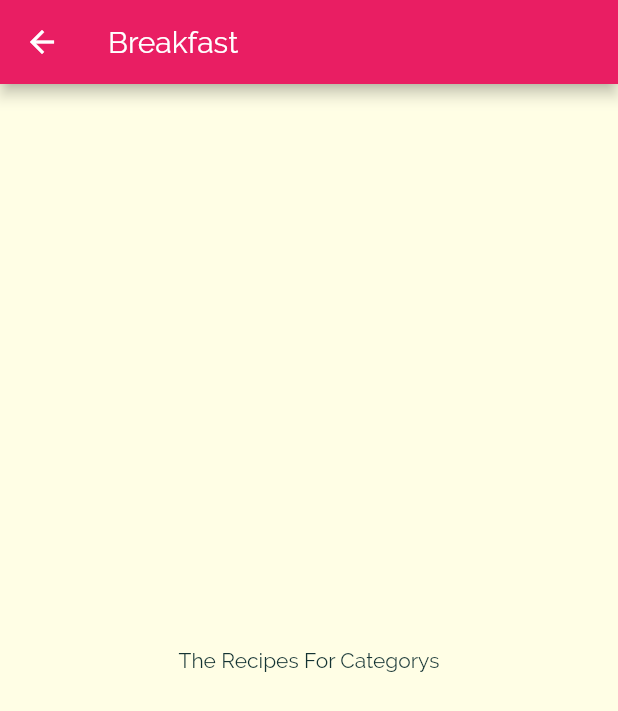
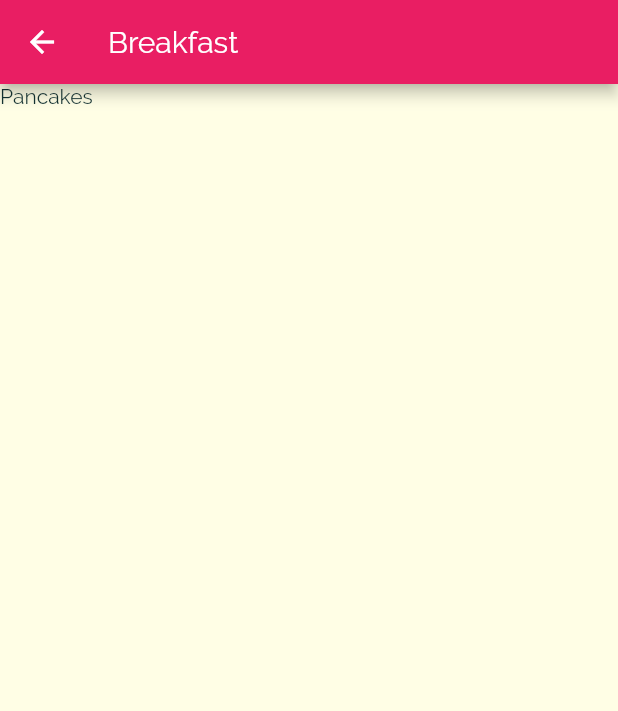
Before and after one commit to darshit-rudani/meals_app, a Flutter app: the screen it shows after launch, after a tap on "Breakfast", on a phone screen of 412 x 824 dp. Shown: the top 711 px of the screen. Run offline on Flutter 3.47's test engine with Material 2 defaults, Android fonts, the phone set to English and light mode, and no system bars.

Commit message:
added Selecting Meals for a Chosen Category.

```diff
--- a/lib/category_meal_screen.dart
+++ b/lib/category_meal_screen.dart
@@ -1,4 +1,5 @@
 import 'package:flutter/material.dart';
+import 'dummy_data.dart';
 
 class CategoryMealScreen extends StatelessWidget {
   // final String CategoryId;
@@ -10,16 +11,20 @@ class CategoryMealScreen extends StatelessWidget {
   Widget build(BuildContext context) {
     final routeArgs =
         ModalRoute.of(context)!.settings.arguments as Map<String, String>;
-    final CategoryId = routeArgs['id'];
-    final CategoryTitle = routeArgs['title'];
+    final categoryId = routeArgs['id'];
+    final categoryTitle = routeArgs['title'];
+    final categoryMeal = DUMMY_MEALS.where((meal) {
+      return meal.categories.contains(categoryId);
+    }).toList();
     return Scaffold(
       appBar: AppBar(
-        title: Text(CategoryTitle!),
+        title: Text(categoryTitle!),
       ),
-      body: Center(
-        child: Text(
-          'The Recipes For Categorys',
-        ),
+      body: ListView.builder(
+        itemBuilder: (ctx, index) {
+          return Text(categoryMeal[index].title);
+        },
+        itemCount: categoryMeal.length,
       ),
     );
   }
```
Also changed, not shown: lib/dummy_data.dart (+0 -10 lines).
